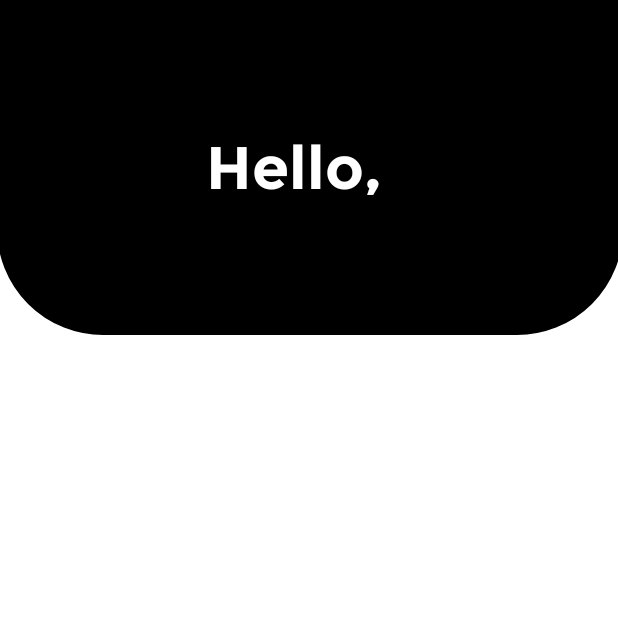
After one commit to Adrito-M/FitnessAid, an Android app: the PresetsScreen screen opened directly, with no data from a screen before it, on a phone screen of 412 x 824 dp, the top half of it. The commit adds this screen. Run offline under Robolectric (Android 15) with nearby library versions, the phone set to English and light mode, and no system bars; 1 statement that could not run was skipped.

Commit message:
lots of changes, screen2 kt file has been modified. screen 3 is partially done. main activity is done.

```diff
--- a/app/build.gradle
+++ b/app/build.gradle
@@ -41,6 +41,8 @@ dependencies {
     implementation 'androidx.appcompat:appcompat:1.4.0'
     implementation 'com.google.android.material:material:1.4.0'
     implementation 'androidx.constraintlayout:constraintlayout:2.1.2'
+    implementation 'androidx.recyclerview:recyclerview:1.2.1'
+    implementation 'androidx.cardview:cardview:1.0.0'
     testImplementation 'junit:junit:4.+'
     androidTestImplementation 'androidx.test.ext:junit:1.1.3'
     androidTestImplementation 'androidx.test.espresso:espresso-core:3.4.0'
--- a/app/src/main/AndroidManifest.xml
+++ b/app/src/main/AndroidManifest.xml
@@ -9,6 +9,9 @@
         android:roundIcon="@mipmap/ic_app_round"
         android:supportsRtl="true"
         android:theme="@style/Theme.FitnessAid">
+        <activity
+            android:name=".PresetsScreen"
+            android:exported="false" />
         <activity
             android:name=".Screen2"
             android:exported="false" />
--- a/app/src/main/java/com/contest/fitnessaid/MainActivity.kt
+++ b/app/src/main/java/com/contest/fitnessaid/MainActivity.kt
@@ -1,6 +1,8 @@
 package com.contest.fitnessaid
 
+import android.content.Context
 import android.content.Intent
+import android.content.SharedPreferences
 import androidx.appcompat.app.AppCompatActivity
 import android.os.Bundle
 import android.os.Handler
@@ -10,13 +12,22 @@ class MainActivity : AppCompatActivity() {
     override fun onCreate(savedInstanceState: Bundle?) {
         super.onCreate(savedInstanceState)
         setContentView(R.layout.activity_main)
-
+        val sharedPreferences: SharedPreferences = getSharedPreferences("PREFERENCE_NAME", Context.MODE_PRIVATE)
+        val cond = sharedPreferences.getString("hasLoggedIn", "No")
         supportActionBar?.hide()
 
         Handler().postDelayed({
-            val intent = Intent(this@MainActivity, Screen2::class.java )
-            startActivity(intent)
-            finish()
+            if(cond == "YES"){
+                //scree2 needs to be changed to presetScreen
+                val intent = Intent(this@MainActivity, Screen2::class.java )
+                startActivity(intent)
+                finish()
+            }else{
+                val intent = Intent(this@MainActivity, Screen2::class.java )
+                startActivity(intent)
+                finish()
+            }
+
         }, 3000)
     }
 }
--- /dev/null
+++ b/app/src/main/java/com/contest/fitnessaid/PresetsScreen.kt
@@ -0,0 +1,21 @@
+package com.contest.fitnessaid
+
+import android.content.Context
+import android.content.SharedPreferences
+import androidx.appcompat.app.AppCompatActivity
+import android.os.Bundle
+import android.widget.TextView
+
+class PresetsScreen : AppCompatActivity() {
+    override fun onCreate(savedInstanceState: Bundle?) {
+        super.onCreate(savedInstanceState)
+        setContentView(R.layout.activity_presets_screen)
+
+        val sharedPreferences: SharedPreferences = getSharedPreferences("PREFERENCE_NAME", Context.MODE_PRIVATE)
+        val username = sharedPreferences.getString("username", " ")
+        val  salutation = findViewById<TextView>(R.id.salutation_preset)
+        salutation.setText("Hello, ${username}")
+
+
+    }
+}
--- /dev/null
+++ b/app/src/main/res/drawable/rounded_corner.xml
@@ -0,0 +1,18 @@
+<?xml version="1.0" encoding="utf-8"?>
+<shape xmlns:android="http://schemas.android.com/apk/res/android" >
+    <stroke
+        android:width="1dp"
+        android:color="@color/black" />
+
+    <solid android:color="@color/black" />
+
+    <padding
+        android:left="1dp"
+        android:right="1dp"
+        android:bottom="1dp"
+        android:top="1dp" />
+
+    <corners
+        android:bottomLeftRadius="70dp"
+        android:bottomRightRadius="70dp"/>
+</shape>
--- /dev/null
+++ b/app/src/main/res/layout/activity_presets_screen.xml
@@ -0,0 +1,24 @@
+<?xml version="1.0" encoding="utf-8"?>
+<androidx.constraintlayout.widget.ConstraintLayout xmlns:android="http://schemas.android.com/apk/res/android"
+    xmlns:app="http://schemas.android.com/apk/res-auto"
+    xmlns:tools="http://schemas.android.com/tools"
+    android:layout_width="match_parent"
+    android:layout_height="match_parent"
+    tools:context=".PresetsScreen">
+
+    <TextView
+        android:id="@+id/salutation_preset"
+        android:layout_width="417dp"
+        android:layout_height="223dp"
+        android:background="@drawable/rounded_corner"
+        android:fontFamily="@font/montserratbold"
+        android:gravity="center"
+        android:text="Hello"
+        android:textAlignment="center"
+        android:textColor="@color/white"
+        android:textSize="40sp"
+
+        app:layout_constraintEnd_toEndOf="parent"
+        app:layout_constraintStart_toStartOf="parent"
+        app:layout_constraintTop_toTopOf="parent" />
+</androidx.constraintlayout.widget.ConstraintLayout>
--- a/app/src/main/res/layout/activity_screen2.xml
+++ b/app/src/main/res/layout/activity_screen2.xml
@@ -53,7 +53,7 @@
         app:layout_constraintTop_toBottomOf="@+id/textView3">
 
         <com.google.android.material.textfield.TextInputEditText
-            android:id="@+id/edit_text"
+            android:id="@+id/username"
             android:inputType="textPersonName"
             android:layout_width="match_parent"
             android:layout_height="wrap_content" />
@@ -61,7 +61,7 @@
     </com.google.android.material.textfield.TextInputLayout>
 
     <Button
-        android:id="@+id/button"
+        android:id="@+id/buttonwelcome"
         android:layout_width="167dp"
         android:layout_height="57dp"
         android:backgroundTint="#FF7600"
```
Also changed, not shown: app/src/main/java/com/contest/fitnessaid/RecyclerAdapter.kt (added, +24 -0 lines), app/src/main/java/com/contest/fitnessaid/Screen2.kt (+25 -0 lines), app/src/main/res/drawable/button_border.xml (added, +13 -0 lines), app/src/main/res/layout/presets_card_layout.xml (added, +59 -0 lines), app/src/main/res/drawable-v24/solidblack.png (added).
